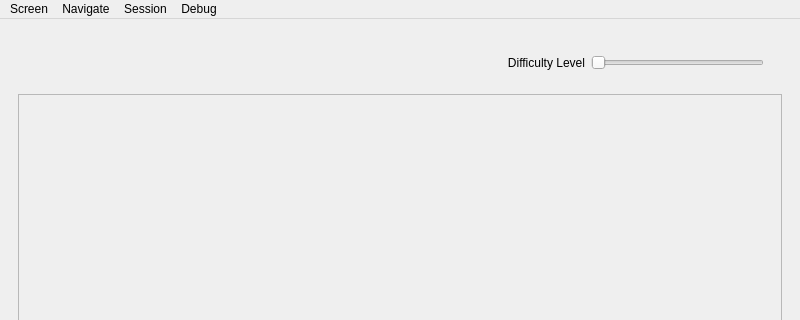
Qt form speedtype.ui (deadlytoah/mvp) before a commit; both pictures show x 0 to 800 and y 0 to 320 of the 800 by 600 pixel window.
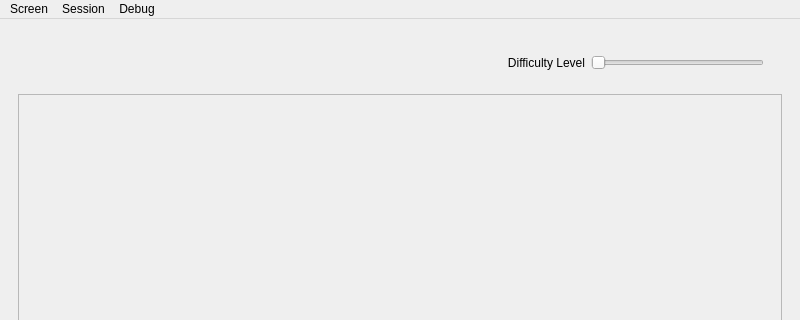
The same form after that commit.

Commit message:
Remove stack and jump to dialog.
A lot of code were carried over from flashcard.py and are no longer
needed.

```diff
--- a/speedtype.ui
+++ b/speedtype.ui
@@ -130,13 +130,6 @@
     <addaction name="action_debug_inspect_database"/>
     <addaction name="action_debug_layout_engine"/>
     <addaction name="action_debug_sentences"/>
-    <addaction name="action_display_graph"/>
-   </widget>
-   <widget class="QMenu" name="menuJump">
-    <property name="title">
-     <string>Navigate</string>
-    </property>
-    <addaction name="action_jump_to"/>
    </widget>
    <widget class="QMenu" name="menuSession">
     <property name="title">
@@ -145,7 +138,6 @@
     <addaction name="action_edit_session"/>
    </widget>
    <addaction name="menuTask"/>
-   <addaction name="menuJump"/>
    <addaction name="menuSession"/>
    <addaction name="menuDebug"/>
   </widget>
```
Left out of the diff: 1 changed line with no effect on the pictures. The commit also changes 1 other file.
